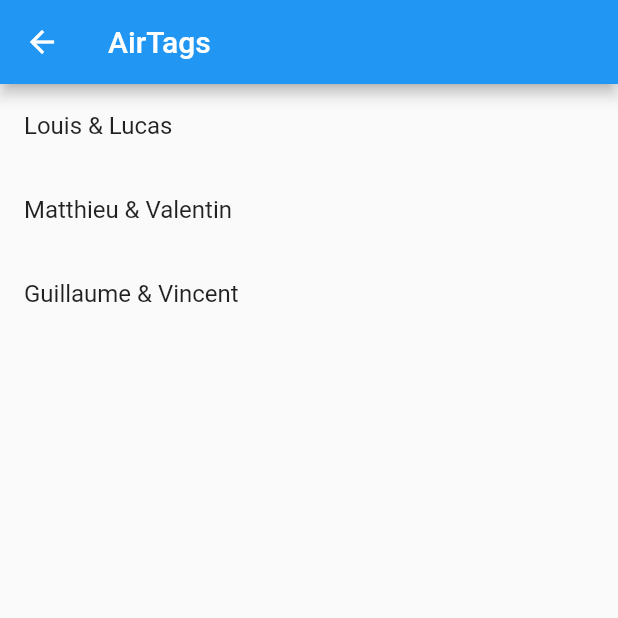
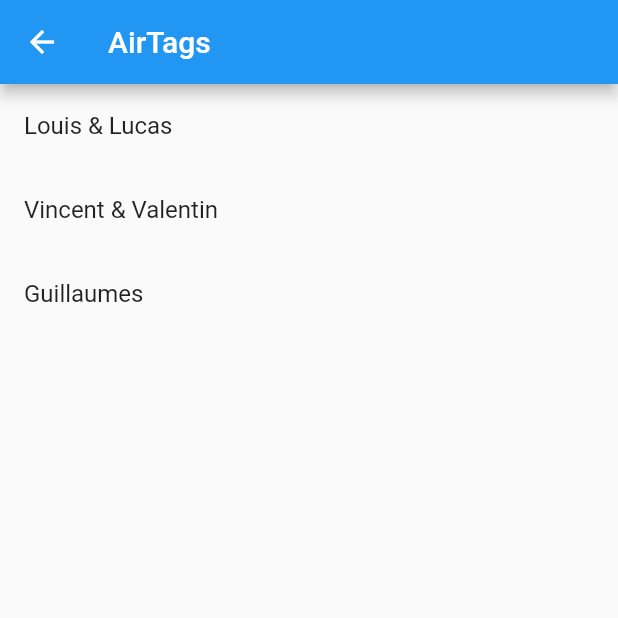
Before and after one commit to bamlab/flutter_dojo, a Flutter app: the screen it shows after launch, after a tap on "AirTags", on a phone screen of 412 x 824 dp, the top half of it. Run offline on Flutter 3.47's test engine with Material 2 defaults, Android fonts, the phone set to English and light mode, and no system bars.

Commit message:
feat: team names

```diff
--- a/lib/airtags/team_2.dart
+++ b/lib/airtags/team_2.dart
@@ -4,7 +4,7 @@
 class AirTagsTeam2 extends TeamWidget {
   const AirTagsTeam2({
     Key? key,
-  }) : super(key: key, teamName: 'Matthieu & Valentin');
+  }) : super(key: key, teamName: 'Vincent & Valentin');
 
   @override
   Widget build(BuildContext context) {
--- a/lib/airtags/team_3.dart
+++ b/lib/airtags/team_3.dart
@@ -4,7 +4,7 @@
 class AirTagsTeam3 extends TeamWidget {
   const AirTagsTeam3({
     Key? key,
-  }) : super(key: key, teamName: 'Guillaume & Vincent');
+  }) : super(key: key, teamName: 'Guillaumes');
 
   @override
   Widget build(BuildContext context) {
```
